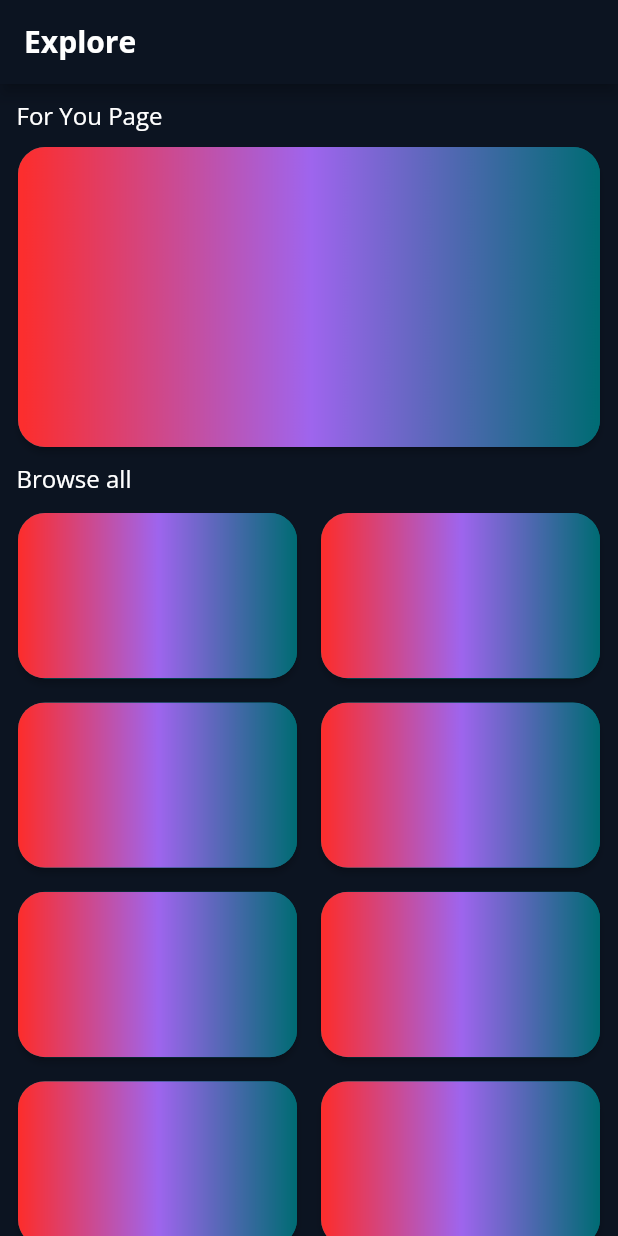
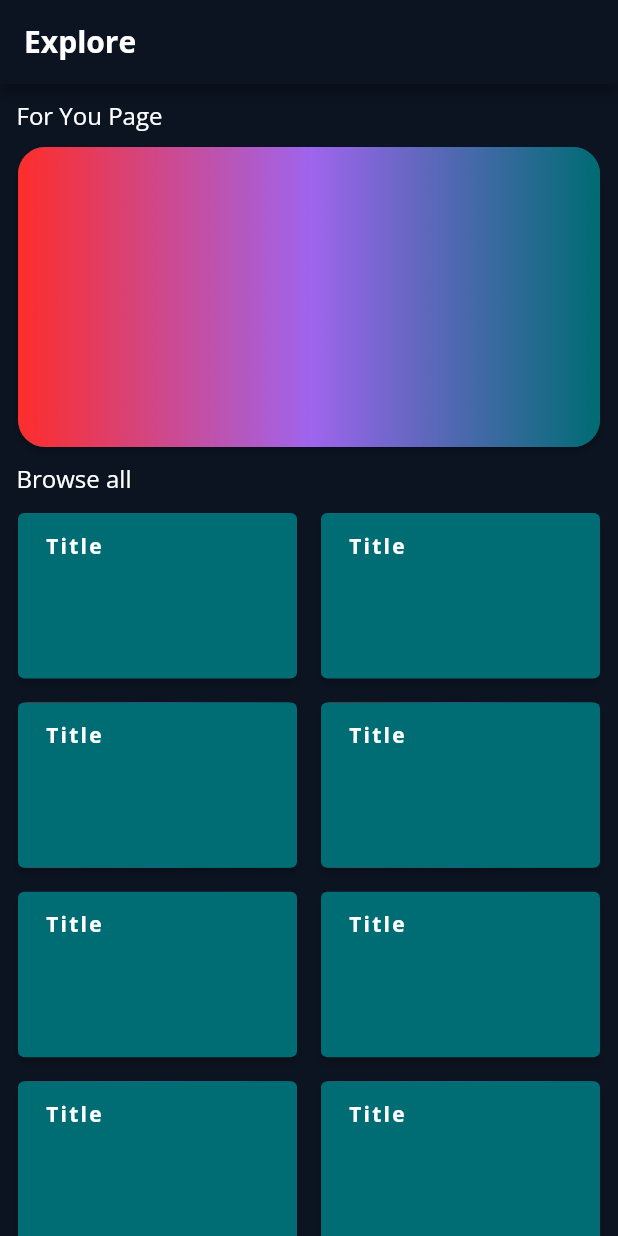
Before and after one commit to halcyonCore/youphoria, a Flutter app: the ExploreScreen screen opened by its route, on a phone screen of 412 x 824 dp. Run offline on Flutter 3.47's test engine with Material 2 defaults, Android fonts, the phone set to English and light mode, and no system bars; our stand-ins replace firebase_auth, firebase_core, font_awesome_flutter, google_fonts, google_sign_in; accounts and stored records are empty.

Commit message:
add text on explore grid buttons

```diff
--- a/lib/explore/explore.dart
+++ b/lib/explore/explore.dart
@@ -122,27 +122,27 @@ class ExploreScreen extends StatelessWidget {
                   (index) {
                     final topic = dummyTopics[index];
                     return Container(
+                      decoration: BoxDecoration(
+                        borderRadius: BorderRadius.circular(6),
+                        image: const DecorationImage(
+                          image: AssetImage(
+                              'assets/images/gradient-placeholder.png'),
+                          fit: BoxFit.cover,
+                        ),
+                      ),
                       margin: const EdgeInsets.all(8),
                       child: ElevatedButton(
                         onPressed: () {
                           Navigator.pushNamed(context, '/fyp');
                         },
-                        clipBehavior: Clip.antiAlias, // <--add this
-                        style: ElevatedButton.styleFrom(
-                          shape: RoundedRectangleBorder(
-                            borderRadius:
-                                BorderRadius.circular(18.0), // <--add this
-                          ),
-                          padding: EdgeInsets.zero,
-                          // <--add this
-                        ),
                         child: Container(
-                          decoration: BoxDecoration(
-                            borderRadius: BorderRadius.circular(6),
-                            image: const DecorationImage(
-                              image: AssetImage(
-                                  'assets/images/gradient-placeholder.png'),
-                              fit: BoxFit.cover,
+                          alignment: Alignment.topLeft,
+                          child: Padding(
+                            padding: const EdgeInsets.only(
+                                top: 12.0, right: 8.0, left: 2.0),
+                            child: Text(
+                              "Title",
+                              textAlign: TextAlign.left,
                             ),
                           ),
                         ),
```
